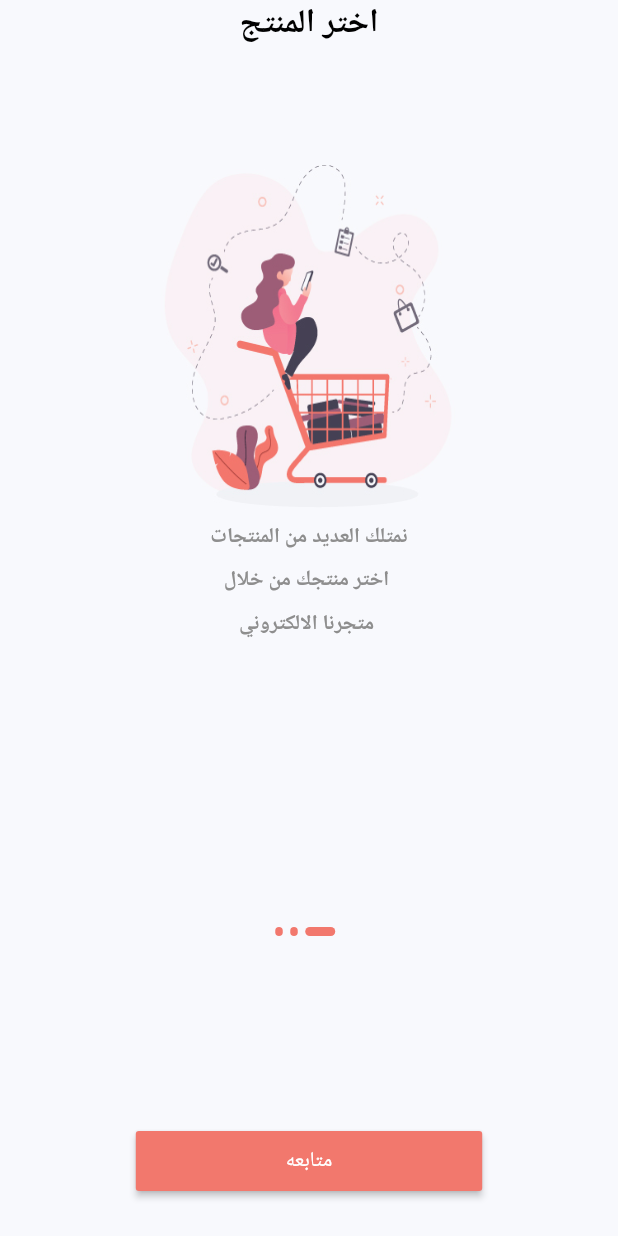
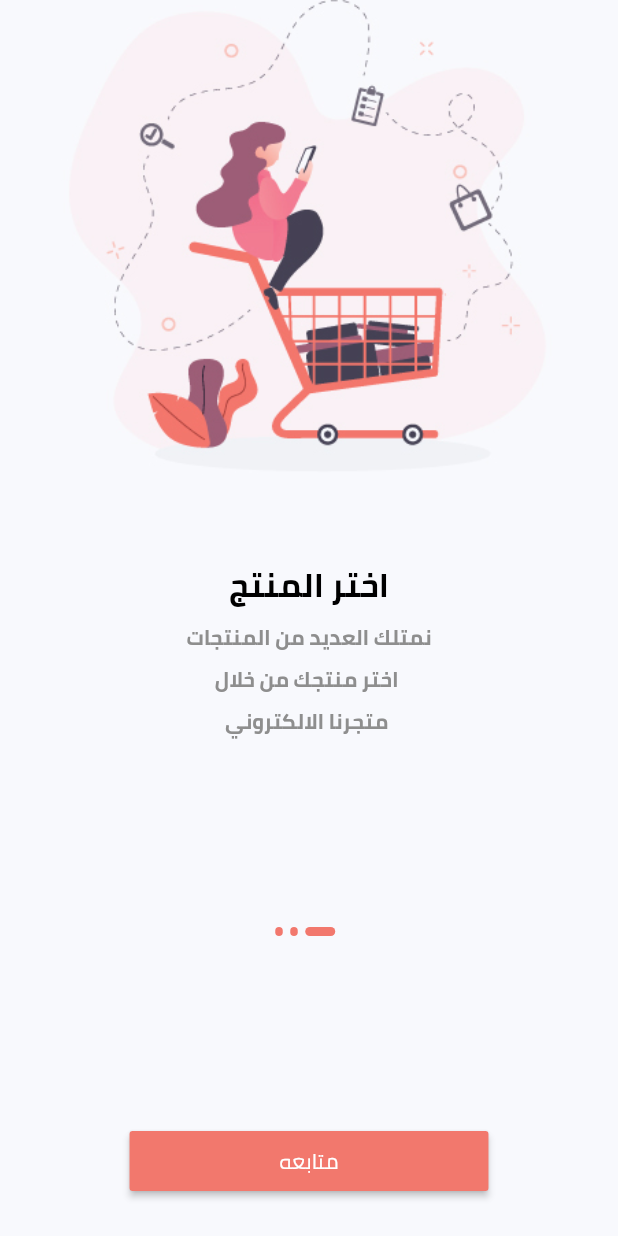
Before and after one commit to MohamedAhmedSD/ecommerce_from_wael, a Flutter app: the screen it shows after launch, after a tap on "Ar", on a phone screen of 412 x 824 dp. Run offline on Flutter 3.47's test engine with Material 2 defaults, Android fonts, the phone set to English and light mode, and no system bars; our stand-ins replace flutter_otp_text_field, get, shared_preferences; project files that could hold a hidden picture were left out.

Commit message:
[21] change theme, edit onboarding

```diff
--- /dev/null
+++ b/lib/core/constants/apptheme.dart
@@ -0,0 +1,46 @@
+import 'package:flutter/material.dart';
+
+import 'color.dart';
+
+//? if first page not take theme we need
+//* change its certain place (that not response to theme change) manually
+
+//* some times we need change font size when change language
+
+//! [1] English
+ThemeData themeEnglish = ThemeData(
+  fontFamily: "PlayfairDisplay",
+  textTheme: const TextTheme(
+      //* it can use alot of attributes as headline,bodyText... on old versions
+      //* or displayLarge ... on new versions
+      displayLarge: TextStyle(
+          fontWeight: FontWeight.bold, fontSize: 22, color: AppColor.black),
+      displayMedium: TextStyle(
+          fontWeight: FontWeight.bold, fontSize: 26, color: AppColor.black),
+      bodyLarge: TextStyle(
+          height: 2,
+          color: AppColor.grey,
+          fontWeight: FontWeight.bold,
+          fontSize: 14),
+      bodyMedium: TextStyle(height: 2, color: AppColor.grey, fontSize: 14)),
+  primarySwatch: Colors.blue,
+);
+
+//! [2] Arabic
+ThemeData themeArabic = ThemeData(
+  fontFamily: "Cairo",
+  textTheme: const TextTheme(
+      displayLarge: TextStyle(
+          fontWeight: FontWeight.bold, fontSize: 22, color: AppColor.black),
+      displayMedium: TextStyle(
+          fontWeight: FontWeight.bold, fontSize: 26, color: AppColor.black),
+      bodyLarge: TextStyle(
+          height: 2,
+          color: AppColor.grey,
+          fontWeight: FontWeight.bold,
+          fontSize: 14),
+      bodyMedium: TextStyle(height: 2, color: AppColor.grey, fontSize: 14)),
+  primarySwatch: Colors.blue,
+);
+
+//* add them into localization file
--- a/lib/core/localization/localecontroller.dart
+++ b/lib/core/localization/localecontroller.dart
@@ -1,44 +1,98 @@
 import '../../core/services/services.dart';
+import '../../core/constants/apptheme.dart';
+
 import 'package:flutter/material.dart';
 import 'package:get/get.dart';
 
 class LocalController extends GetxController {
-  //* will use later when app run to assign certain data value on it.
-  Locale? language;
+  // //* will use later when app run to assign certain data value on it.
+  // Locale? language;
 
-  //* inject our services to use Sharedp to save our chooce
+  // //* inject our services to use Sharedp to save our chooce
+  // MyServices myServices = Get.find();
+
+  // //* make method to change the language when press on btns
+
+  // changeLang(String languageCode) {
+  //   //* pass language code to Locale
+  //   Locale locale = Locale(languageCode);
+
+  //   //* set lang inside shared preferences
+  //   //* some apps may need also save language on remote db , but not necessarily
+  //   myServices.sharedPreferences.setString("lang", languageCode);
+
+  //   //! don't forget update locale
+  //   Get.updateLocale(locale);
+  // }
+
+  // //* should run when app open
+  // @override
+  // void onInit() {
+  //   super.onInit();
+
+  //   //* make nullable String to make deal with code easily
+  //   String? sharedPrefLang = myServices.sharedPreferences.getString("lang");
+
+  //   if (sharedPrefLang == "ar") {
+  //     language = const Locale("ar");
+  //   } else if (sharedPrefLang == "en") {
+  //     language = const Locale("en");
+  //   } else {
+  //     //* default value == use device language
+  //     language = Locale(Get.deviceLocale!.languageCode);
+  //   }
+  // }
+
+  //?=========================== new =====================================
+  //! An identifier used to select a user's language and formatting preferences.
+  //? 1. make object from class
+  Locale? language; //* we use it inside => onInit
+
+  //? 2. call our servicres, by using => Get.find();
   MyServices myServices = Get.find();
 
-  //* make method to change the language when press on btns
+  //? 3. theme change, we make an object from ThemeData
+  //* and give it default value
+  ThemeData appTheme = themeEnglish;
 
-  changeLang(String languageCode) {
-    //* pass language code to Locale
-    Locale locale = Locale(languageCode);
+  //? 4. we pass language code and save it in sharedprefs,
+  //* by making method to do this
 
-    //* set lang inside shared preferences
-    //* some apps may need also save language on remote db , but not necessarily
-    myServices.sharedPreferences.setString("lang", languageCode);
+  changeLang(String langcode) {
+    //! make object from Locale
+    Locale locale = Locale(langcode);
 
-    //! don't forget update locale
+    //? save your locale choose => inside sharedPref => by using services
+    myServices.sharedPreferences.setString("lang", langcode);
+
+    //* now theme change according lang, we write this line
+    appTheme = langcode == "ar" ? themeArabic : themeEnglish;
+
+    //! apply it by Getx && update it
+    Get.changeTheme(appTheme);
     Get.updateLocale(locale);
   }
 
-  //* should run when app open
+  //! we use Getx life cycle, onInit == init
   @override
   void onInit() {
-    super.onInit();
-
-    //* make nullable String to make deal with code easily
+    //* get language value from sharedPrefs == String
     String? sharedPrefLang = myServices.sharedPreferences.getString("lang");
-
+    //!  save both lang and theme on sharedprefs ==>
     if (sharedPrefLang == "ar") {
+      //? save languahe on locale and theme
       language = const Locale("ar");
+      //* we need save theme with certain lang choose
+      appTheme = themeArabic;
     } else if (sharedPrefLang == "en") {
       language = const Locale("en");
+      appTheme = themeEnglish;
     } else {
-      //* default value == use device language
+      //? if there another language => use that from device, with english theme
       language = Locale(Get.deviceLocale!.languageCode);
+      appTheme = themeEnglish;
     }
+    super.onInit();
   }
 }
 
--- a/lib/main.dart
+++ b/lib/main.dart
@@ -1,6 +1,5 @@
 import 'package:ecommerce_wah/routes.dart';
 
-import '../core/constants/color.dart';
 import 'package:flutter/material.dart';
 import 'package:get/get.dart';
 
@@ -28,30 +27,10 @@ class MyApp extends StatelessWidget {
     return GetMaterialApp(
       debugShowCheckedModeBanner: false,
       title: 'Ecommerce App',
-      theme: ThemeData(
-        //* use custome font family
-        fontFamily: 'PlayfairDisplay',
-        textTheme: const TextTheme(
-            //* it can use alot of attributes as headline,bodyText... on old versions
-            //* or displayLarge ... on new versions
-            displayLarge: TextStyle(
-                fontWeight: FontWeight.bold,
-                fontSize: 22,
-                color: AppColor.black),
-            bodyLarge: TextStyle(
-                height: 2,
-                fontWeight: FontWeight.bold,
-                fontSize: 14,
-                color: AppColor.grey),
-            displayMedium: TextStyle(
-                fontWeight: FontWeight.bold,
-                fontSize: 26,
-                color: AppColor.black),
-            bodyMedium:
-                TextStyle(height: 2, color: AppColor.grey, fontSize: 14)),
 
-        primarySwatch: Colors.blue,
-      ),
+      //! controller for whole theme, not textTheme
+      theme: controller.appTheme,
+
       //* translation
       translations: MyTranslation(),
       //* locale == language
--- a/lib/view/screen/auth/signup.dart
+++ b/lib/view/screen/auth/signup.dart
@@ -105,7 +105,7 @@ class SignUp extends StatelessWidget {
               ),
               CustomButtonAuth(
                   // "Sign Up"
-                  text: "17",
+                  text: "17".tr,
                   onPressed: () {
                     //* go to success sigup
                     controller.signUp();
--- a/lib/view/widgets/onboarding/customslider.dart
+++ b/lib/view/widgets/onboarding/customslider.dart
@@ -2,6 +2,7 @@ import 'package:flutter/material.dart';
 import 'package:get/get.dart';
 
 import '../../../controller/onboarding_controller.dart';
+import '../../../core/constants/color.dart';
 import '../../../data/datasource/static.dart';
 
 //* D.injection => OnBoardingControllerImpl, use GetView<>
@@ -9,6 +10,8 @@ import '../../../data/datasource/static.dart';
 //* no need to change my UI??
 class CustomSlider extends GetView<OnBoardingControllerImpl> {
   const CustomSlider({super.key});
+//! =========== [part of first page ] ===========
+//? theme data not apply on it so we write it manually
 
   @override
   Widget build(BuildContext context) {
@@ -24,26 +27,28 @@ class CustomSlider extends GetView<OnBoardingControllerImpl> {
       itemCount: onBoardingList.length,
       itemBuilder: (context, i) => Column(
         children: [
+          //? ========== try use same ratio of oraginal image =====
+          Image.asset(
+            "${onBoardingList[i].image}",
+            // width: 200,
+            // height: 230,
+            //* make it responsive height
+            height: Get.width / 1.3,
+            fit: BoxFit.fill,
+          ),
+          //! [hint] no need to use sizedbox here
+          const SizedBox(
+            height: 50,
+          ),
           Text(
             "${onBoardingList[i].title}",
             // style: const TextStyle(fontWeight: FontWeight.bold, fontSize: 20),
             //* use style from textTheme access as inheritance from Theme
-            style: Theme.of(context).textTheme.displayLarge,
+            style: const TextStyle(
+                fontWeight: FontWeight.bold,
+                fontSize: 22,
+                color: AppColor.black),
           ),
-          const SizedBox(
-            height: 80,
-          ),
-          //? ========== try use same ratio of oraginal image =====
-          Image.asset(
-            "${onBoardingList[i].image}",
-            width: 200,
-            height: 230,
-            fit: BoxFit.fill,
-          ),
-          //! [hint] no need to use sizedbox here
-          // const SizedBox(
-          //   height: 80,
-          // ),
           //? ======== use alignment for Container && text =======
           Container(
             width: double.infinity,
@@ -58,7 +63,11 @@ class CustomSlider extends GetView<OnBoardingControllerImpl> {
               //   fontWeight: FontWeight.bold,
               //   fontSize: 17,
               // ),
-              style: Theme.of(context).textTheme.bodyLarge,
+              style: const TextStyle(
+                  height: 2,
+                  color: AppColor.grey,
+                  fontWeight: FontWeight.bold,
+                  fontSize: 14),
             ),
           ),
         ],
```
